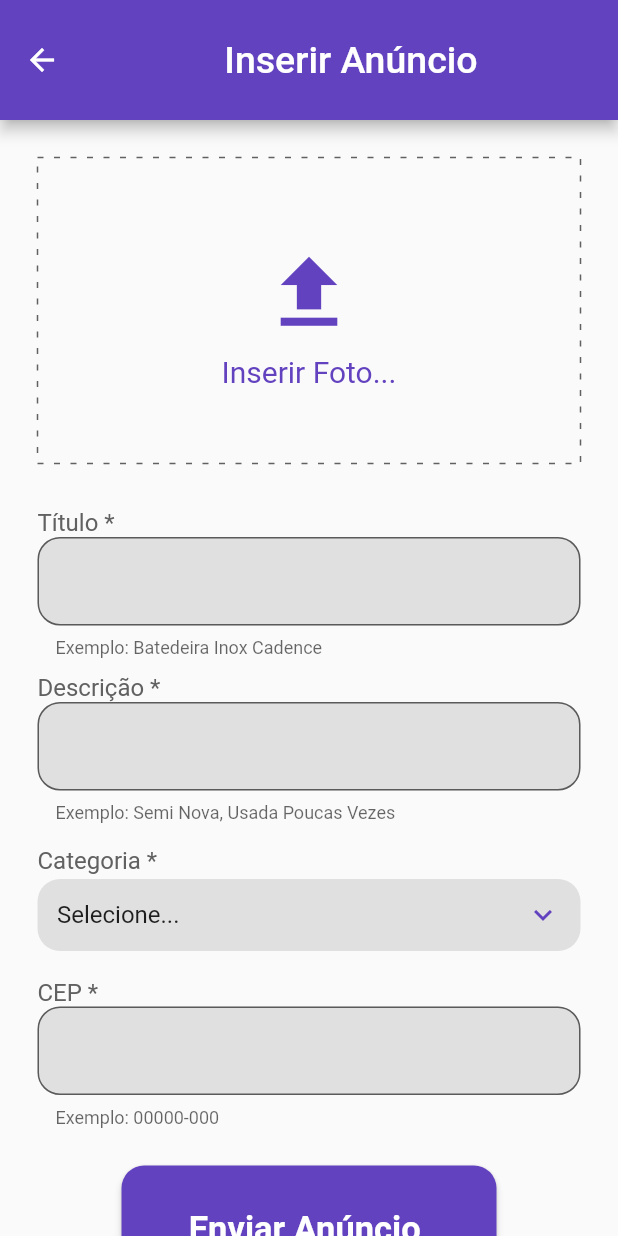
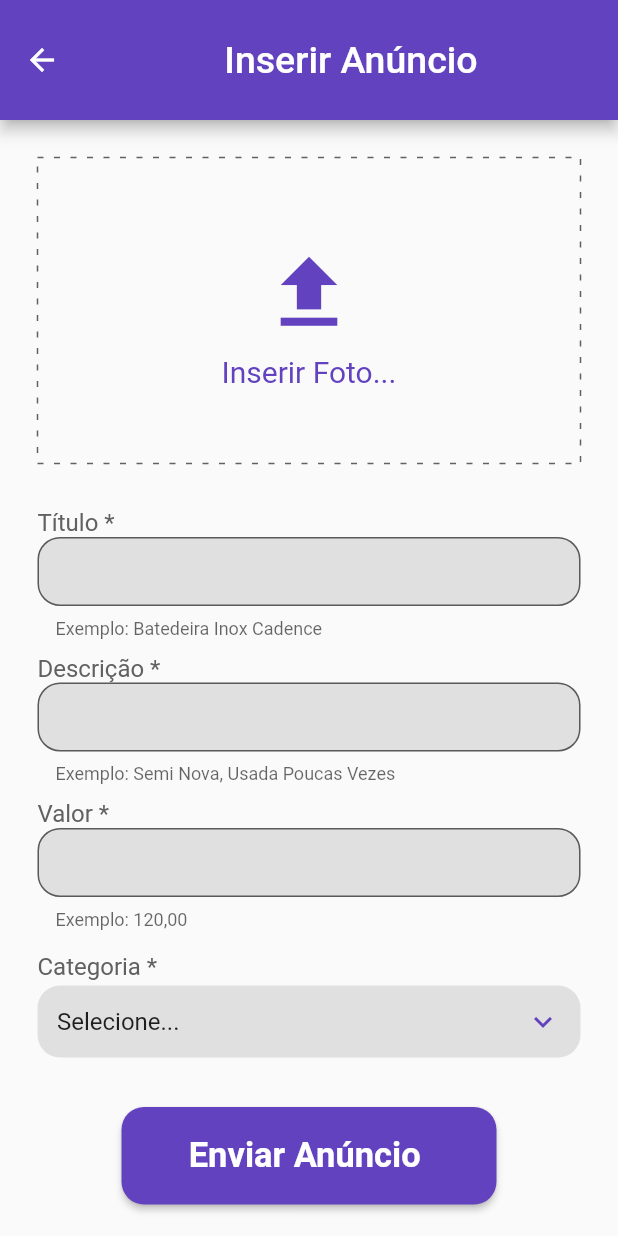
Before and after one commit to GreemerBR/deal, a Flutter app: the NewAnnounceBody screen opened directly, on a phone screen of 412 x 824 dp. Run offline on Flutter 3.47's test engine with Material 2 defaults, Android fonts, the phone set to English and light mode, and no system bars; drawn by our look-alikes of dotted_border; our stand-ins replace carousel_slider.

Commit message:
[fix] Removed CEP field and added Valor field

```diff
--- a/lib/presenter/filter/widgets/fake_button_container.dart
+++ b/lib/presenter/filter/widgets/fake_button_container.dart
@@ -17,7 +17,7 @@ class FakeButtonContainer extends StatelessWidget {
           shape: RoundedRectangleBorder(
             borderRadius: BorderRadius.circular(15),
           ),
-          height: 85,
+          height: 65,
           color: Color.fromARGB(255, 99, 66, 191),
           onPressed: () {
             Navigator.of(context).push(
--- a/lib/presenter/new_announce/widgets/bottom_announce_button.dart
+++ b/lib/presenter/new_announce/widgets/bottom_announce_button.dart
@@ -16,7 +16,7 @@ class BottomAnnounceButton extends StatelessWidget {
     shape: RoundedRectangleBorder(
       borderRadius: BorderRadius.circular(15),
     ),
-    height: 85,
+    height: 65,
     color: Color.fromARGB(255, 99, 66, 191),
     onPressed: () {
       Navigator.of(context).push(
--- a/lib/presenter/new_announce/widgets/new_announce_body.dart
+++ b/lib/presenter/new_announce/widgets/new_announce_body.dart
@@ -31,8 +31,8 @@ class NewAnnounceBody extends StatelessWidget {
             ImageUploadContainer(),
             UploadTextOption(title: "Título *", hint: "Exemplo: Batedeira Inox Cadence"),
             UploadTextOption(title: "Descrição *", hint: "Exemplo: Semi Nova, Usada Poucas Vezes "),
+            UploadTextOption(title: "Valor *", hint: "Exemplo: 120,00 "),
             UploadCategoryDropdown(title: "Categoria *", option: ["Móveis","Roupas","Peças","Eletrodomésticos"]),
-            UploadTextOption(title: "CEP *", hint: "Exemplo: 00000-000"),
             SizedBox(height: 20,),
             BottomAnnounceButton(),
             SizedBox(height: 20,),
--- a/lib/presenter/new_announce/widgets/upload_text_option.dart
+++ b/lib/presenter/new_announce/widgets/upload_text_option.dart
@@ -25,7 +25,9 @@ class UploadTextOption extends StatelessWidget {
               color: Colors.grey.shade700,
             ),
           ),
-          TextFormField(
+          SizedBox(
+            height: 68,
+            child: TextFormField(
               decoration: InputDecoration(
                 border:
                     OutlineInputBorder(borderRadius: BorderRadius.circular(15)),
@@ -34,6 +36,7 @@ class UploadTextOption extends StatelessWidget {
                 fillColor: Colors.grey.shade300,
               ),
             ),
+          ),
         ],
       ),
     );
```
Lines whose indentation alone changed are shown as unchanged.
